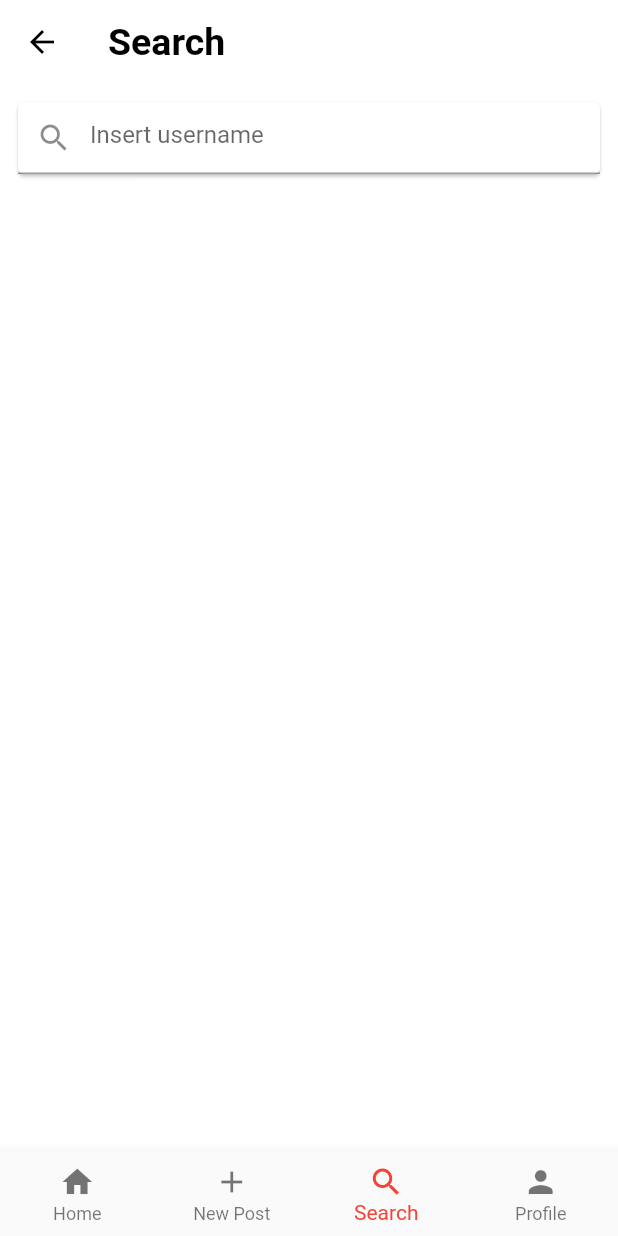
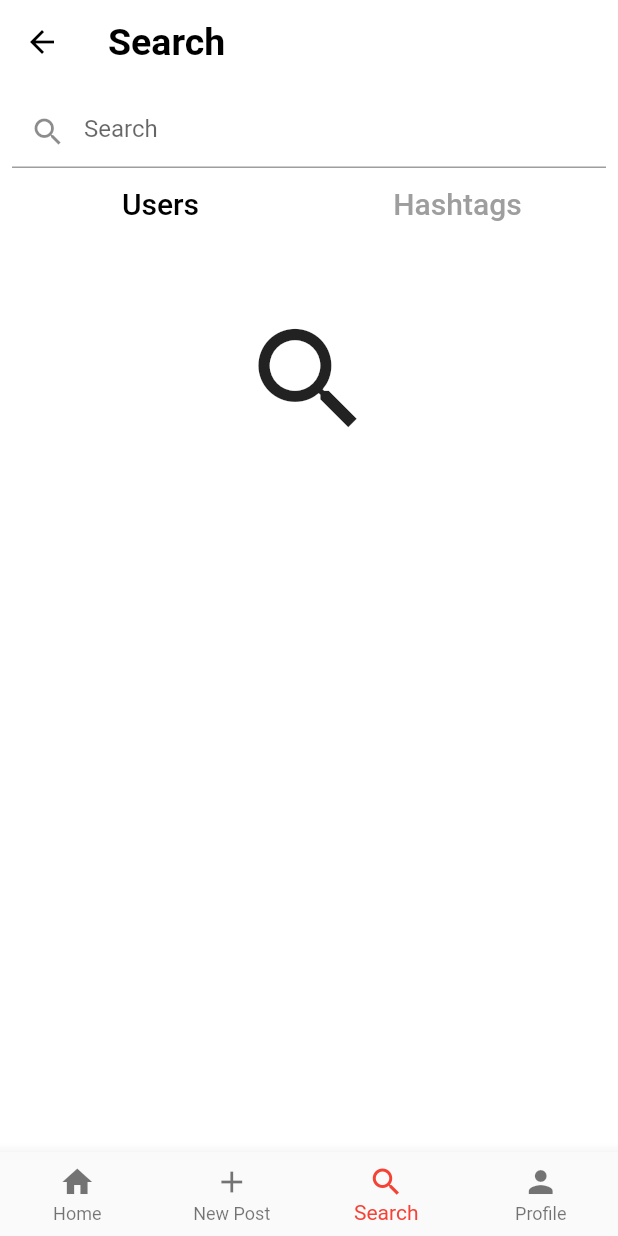
Before and after one commit to dariomtz/piggram_mobile, a Flutter app: the Menu screen opened directly, item 3 of the bottom bar chosen, on a phone screen of 412 x 824 dp. Run offline on Flutter 3.47's test engine with Material 2 defaults, Android fonts, the phone set to English and light mode, and no system bars; our stand-ins replace bloc, cloud_firestore, equatable, firebase_auth, firebase_core, firebase_storage and 5 more; accounts and stored records are empty; network calls fail.

Commit message:
Search tags implemented

```diff
--- a/lib/data/post.dart
+++ b/lib/data/post.dart
@@ -6,12 +6,14 @@ class PostData {
   UserData? user;
   final String description, image, userId;
   final DateTime publishedAt;
+  final List<String> tags;
 
   PostData(
       {this.id,
       required this.publishedAt,
       required this.description,
       required this.image,
+      required this.tags,
       required this.userId});
   PostData.fromJson(Map<String, Object?> json)
       : this(
@@ -19,11 +21,13 @@ class PostData {
             description: json["description"] as String,
             image: json["image"] as String,
             userId: json["userId"] as String,
-            publishedAt: (json["publishedAt"] as Timestamp).toDate());
+            publishedAt: (json["publishedAt"] as Timestamp).toDate(),
+            tags: json.containsKey("tags") ? json["tags"] as List<String> : []);
   Map<String, Object?> toJson() => {
         "description": description,
         "image": image,
         "userId": userId,
-        "publishedAt": Timestamp.fromDate(publishedAt)
+        "publishedAt": Timestamp.fromDate(publishedAt),
+        "tags": tags,
       };
 }
--- a/lib/pages/main/search_page/bloc/search_page_bloc.dart
+++ b/lib/pages/main/search_page/bloc/search_page_bloc.dart
@@ -3,6 +3,7 @@ import 'dart:async';
 import 'package:bloc/bloc.dart';
 import 'package:equatable/equatable.dart';
 import 'package:piggram_mobile/data/user.dart';
+import 'package:piggram_mobile/utils/post_requests.dart';
 import 'package:piggram_mobile/utils/user_requests.dart';
 
 part 'search_page_event.dart';
@@ -10,11 +11,13 @@ part 'search_page_state.dart';
 
 class SearchPageBloc extends Bloc<SearchPageEvent, SearchPageState> {
   SearchPageBloc() : super(SearchPageInitial()) {
-    on<SearchPageSearchEvent>(_search);
+    on<SearchPageSearchUserEvent>(_searchUsers);
+    on<SearchPageSearchHashtagEvent>(_searchHashtags);
+    on<SearchPageCleanEvent>(_clean);
   }
 
-  FutureOr<void> _search(
-      SearchPageSearchEvent event, Emitter<SearchPageState> emit) async {
+  FutureOr<void> _searchUsers(
+      SearchPageSearchUserEvent event, Emitter<SearchPageState> emit) async {
     //finds the users with username or name that starts with name given like query
     emit(SearchPageLoadingState());
     try {
@@ -22,10 +25,31 @@ class SearchPageBloc extends Bloc<SearchPageEvent, SearchPageState> {
       if (_users.isEmpty) {
         emit(SearchPageEmptyState());
       } else {
-        emit(SearchPageResultState(users: _users));
+        emit(SearchPageUserResultState(users: _users));
       }
     } catch (e) {
       emit(SearchPageErrorState());
     }
   }
+
+  FutureOr<void> _searchHashtags(
+      SearchPageSearchHashtagEvent event, Emitter<SearchPageState> emit) async {
+    //finds the users with username or name that starts with name given like query
+    emit(SearchPageLoadingState());
+    try {
+      List<String> _tags = await PostRequests.searchTag(event.tagQuery);
+      if (_tags.isEmpty) {
+        emit(SearchPageEmptyState());
+      } else {
+        emit(SearchPageHashtagResultState(tags: _tags));
+      }
+    } catch (e) {
+      emit(SearchPageErrorState());
+    }
+  }
+
+  Future<void> _clean(
+      SearchPageCleanEvent event, Emitter<SearchPageState> emit) async {
+    emit(SearchPageInitial());
+  }
 }
--- a/lib/pages/main/search_page/bloc/search_page_event.dart
+++ b/lib/pages/main/search_page/bloc/search_page_event.dart
@@ -7,10 +7,20 @@ abstract class SearchPageEvent extends Equatable {
   List<Object> get props => [];
 }
 
-class SearchPageSearchEvent extends SearchPageEvent {
+class SearchPageSearchUserEvent extends SearchPageEvent {
   final String nameQuery;
 
-  SearchPageSearchEvent({required this.nameQuery});
+  SearchPageSearchUserEvent({required this.nameQuery});
   @override
   List<Object> get props => [nameQuery];
 }
+
+class SearchPageSearchHashtagEvent extends SearchPageEvent {
+  final String tagQuery;
+
+  SearchPageSearchHashtagEvent({required this.tagQuery});
+  @override
+  List<Object> get props => [tagQuery];
+}
+
+class SearchPageCleanEvent extends SearchPageEvent {}
--- a/lib/pages/main/search_page/bloc/search_page_state.dart
+++ b/lib/pages/main/search_page/bloc/search_page_state.dart
@@ -15,11 +15,20 @@ class SearchPageEmptyState extends SearchPageState {}
 
 class SearchPageErrorState extends SearchPageState {}
 
-class SearchPageResultState extends SearchPageState {
+class SearchPageUserResultState extends SearchPageState {
   final List<UserData> users;
 
-  SearchPageResultState({required this.users});
+  SearchPageUserResultState({required this.users});
 
   @override
   List<Object> get props => [users];
 }
+
+class SearchPageHashtagResultState extends SearchPageState {
+  final List<String> tags;
+
+  SearchPageHashtagResultState({required this.tags});
+
+  @override
+  List<Object> get props => [tags];
+}
--- a/lib/pages/main/search_page/search_page.dart
+++ b/lib/pages/main/search_page/search_page.dart
@@ -3,29 +3,83 @@ import 'package:flutter_bloc/flutter_bloc.dart';
 import 'package:piggram_mobile/data/user.dart';
 import 'package:piggram_mobile/pages/other_user_profile/bloc/other_user_profile_bloc.dart';
 import 'package:piggram_mobile/pages/other_user_profile/other_user_profile.dart';
+import 'package:piggram_mobile/pages/tag_page/tag_page.dart';
 
 import 'bloc/search_page_bloc.dart';
 
-class SearchPage extends StatelessWidget {
-  final _nameController = TextEditingController();
+class SearchPage extends StatefulWidget {
   SearchPage({Key? key}) : super(key: key);
+
+  @override
+  State<SearchPage> createState() => _SearchPageState();
+}
+
+class _SearchPageState extends State<SearchPage> {
+  late TextEditingController _nameController;
+  late bool userSearch;
+
+  @override
+  void initState() {
+    _nameController = TextEditingController();
+    userSearch = true;
+    super.initState();
+  }
+
+  @override
+  void dispose() {
+    _nameController.dispose();
+    super.dispose();
+  }
 
   @override
   Widget build(BuildContext context) {
     return ListView(children: [
       Padding(
         padding: const EdgeInsets.all(8.0),
-        child: Card(
-          child: TextField(
-            onChanged: (value) => BlocProvider.of<SearchPageBloc>(context)
-                .add(SearchPageSearchEvent(nameQuery: _nameController.text)),
-            decoration: InputDecoration(
-              fillColor: Colors.white,
-              hintText: "Insert username",
-              prefixIcon: Icon(Icons.search),
+        child: Column(
+          children: [
+            TextField(
+              onChanged: ((value) => executeSearch(context, value, userSearch)),
+              decoration: InputDecoration(
+                fillColor: Colors.white,
+                hintText: "Search",
+                prefixIcon: Icon(Icons.search),
+              ),
+              controller: _nameController,
             ),
-            controller: _nameController,
-          ),
+            Row(
+              children: [
+                Expanded(
+                    child: TextButton(
+                        onPressed: () {
+                          setState(() {
+                            userSearch = true;
+                          });
+                          executeSearch(context, _nameController.text, true);
+                        },
+                        child: Text(
+                          "Users",
+                          style: TextStyle(
+                              color: !userSearch ? Colors.grey : Colors.black,
+                              fontSize: 20),
+                        ))),
+                Expanded(
+                    child: TextButton(
+                        onPressed: () {
+                          setState(() {
+                            userSearch = false;
+                          });
+                          executeSearch(context, _nameController.text, false);
+                        },
+                        child: Text(
+                          "Hashtags",
+                          style: TextStyle(
+                              color: userSearch ? Colors.grey : Colors.black,
+                              fontSize: 20),
+                        ))),
+              ],
+            )
+          ],
         ),
       ),
       BlocBuilder<SearchPageBloc, SearchPageState>(
@@ -37,11 +91,25 @@ class SearchPage extends StatelessWidget {
             return Center(child: Text("No se encontraron resultados"));
           }
           if (state is SearchPageInitial) {
-            return Container();
+            return Padding(
+              padding: const EdgeInsets.only(top: 40.0),
+              child: Center(
+                child: Icon(
+                  Icons.search,
+                  size: 90,
+                ),
+              ),
+            );
           }
-          if (state is SearchPageResultState) {
-            return SearchResultList(users: state.users);
+          if (state is SearchPageUserResultState) {
+            return SearchResultList(
+                cards: state.users.map((u) => UserCardItem(user: u)).toList());
           }
+          if (state is SearchPageHashtagResultState) {
+            return SearchResultList(
+                cards: state.tags.map((t) => TagCardItem(tag: t)).toList());
+          }
+
           return Center(child: Text("Something went wrong try again"));
         },
       ),
@@ -50,20 +118,16 @@ class SearchPage extends StatelessWidget {
 }
 
 class SearchResultList extends StatelessWidget {
-  final List<UserData> users;
+  final List<Widget> cards;
   const SearchResultList({
     Key? key,
-    required this.users,
+    required this.cards,
   }) : super(key: key);
 
   @override
   Widget build(BuildContext context) {
     return Column(
-      children: users
-          .map((user) => UserCardItem(
-                user: user,
-              ))
-          .toList(),
+      children: cards,
     );
   }
 }
@@ -115,3 +179,44 @@ class UserCardItem extends StatelessWidget {
     );
   }
 }
+
+class TagCardItem extends StatelessWidget {
+  final String tag;
+  const TagCardItem({Key? key, required this.tag}) : super(key: key);
+
+  @override
+  Widget build(BuildContext context) {
+    return GestureDetector(
+      onTap: () {
+        Navigator.push(
+          context,
+          MaterialPageRoute(
+            builder: ((context) => TagPage(tag: tag)),
+          ),
+        );
+      },
+      child: Card(
+          child: Padding(
+        padding: const EdgeInsets.all(14.0),
+        child: Center(
+          child: Text(
+            "#$tag",
+            style: TextStyle(fontSize: 17, fontWeight: FontWeight.bold),
+          ),
+        ),
+      )),
+    );
+  }
+}
+
+void executeSearch(context, value, user) {
+  if (value == "") {
+    BlocProvider.of<SearchPageBloc>(context).add(SearchPageCleanEvent());
+  } else if (user) {
+    BlocProvider.of<SearchPageBloc>(context)
+        .add(SearchPageSearchUserEvent(nameQuery: value));
+  } else {
+    BlocProvider.of<SearchPageBloc>(context)
+        .add(SearchPageSearchHashtagEvent(tagQuery: value));
+  }
+}
```
Also changed, not shown: lib/data/tag.dart (added, +17 -0 lines), lib/pages/tag_page/tag_page.dart (added, +18 -0 lines), lib/utils/post_requests.dart (+34 -2 lines).
